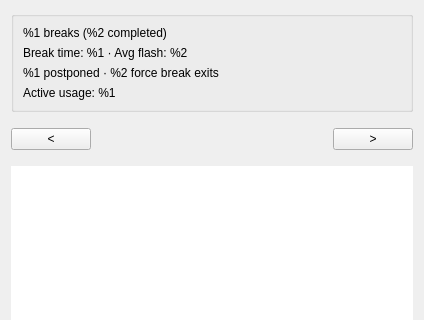
The window that src/app/stats-window.ui (AllanChain/sane-break) describes before a commit, drawn with Qt 5; both pictures show x 0 to 424 and y 0 to 320 of the 424 by 500 pixel window.
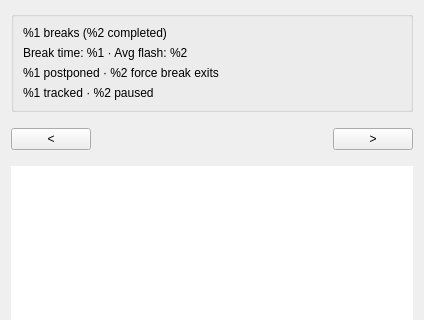
The same window after the commit. Custom widgets are drawn as their Qt base class.

Diff of the .ui file:
```diff
--- a/src/app/stats-window.ui
+++ b/src/app/stats-window.ui
@@ -50,7 +50,7 @@
       <item>
        <widget class="DynamicLabel" name="dayUsageLabel">
         <property name="text">
-         <string>Active usage: %1</string>
+         <string>%1 tracked · %2 paused</string>
         </property>
        </widget>
       </item>
```
